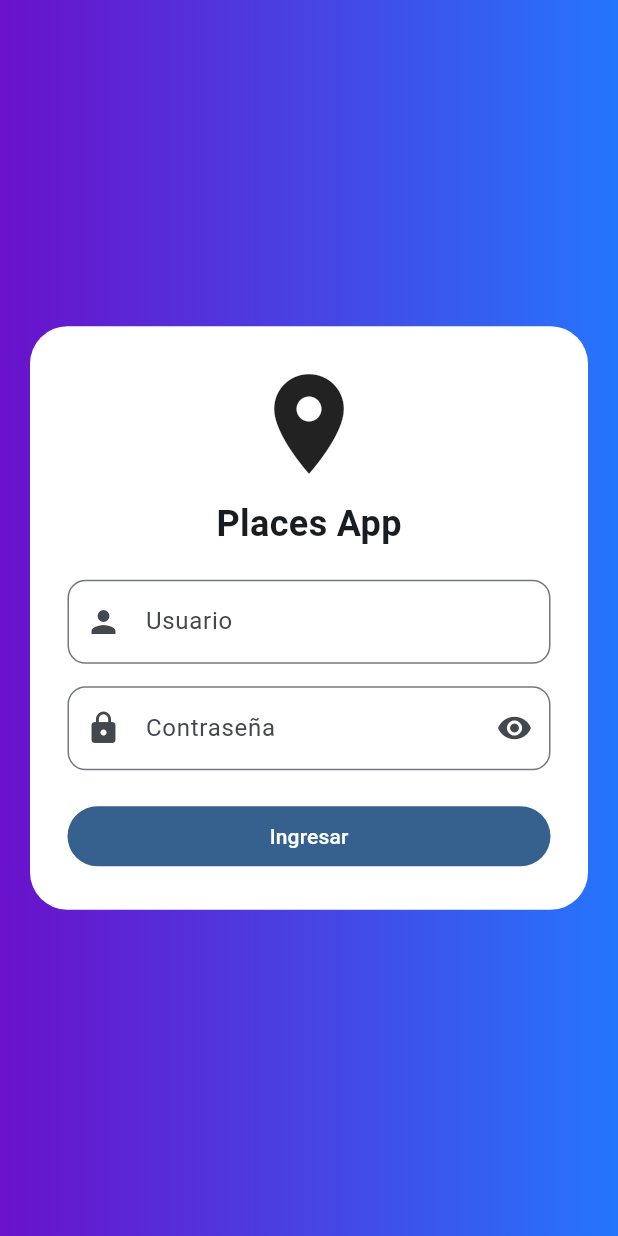
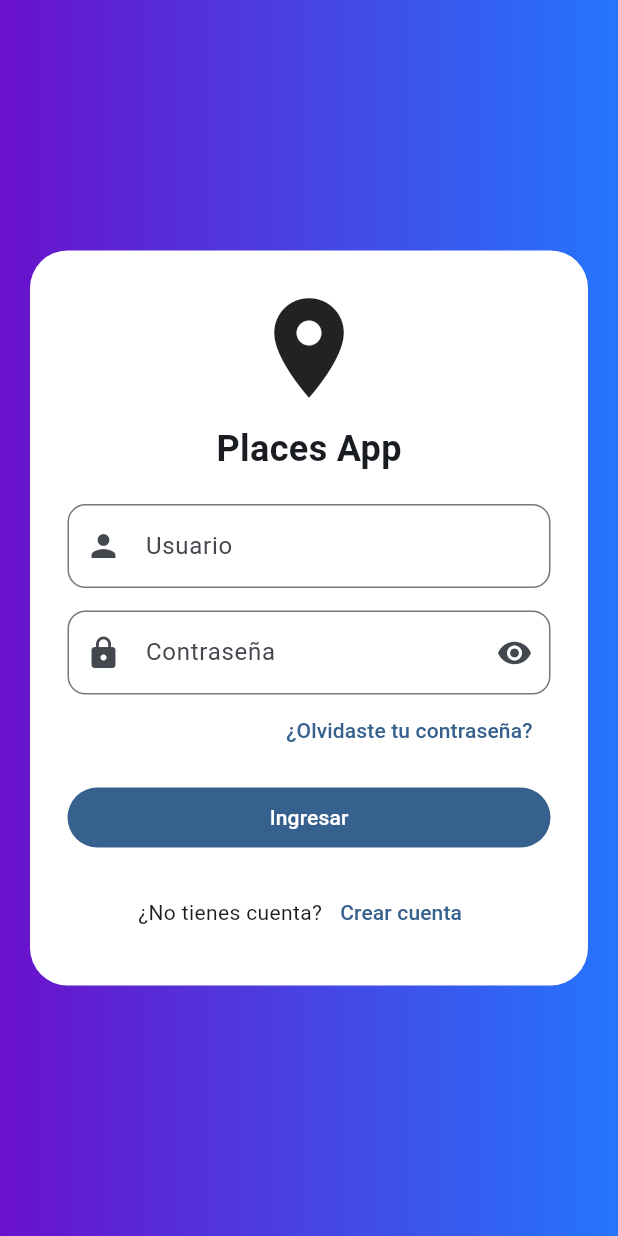
Before and after one commit to KimberlyPeredo/Proyecto2, a Flutter app: the screen it shows after launch, on a phone screen of 412 x 824 dp. Run offline on Flutter 3.47's test engine with Material 3 defaults, Android fonts, the phone set to English and light mode, and no system bars.

Commit message:
login terminado

```diff
--- a/lib/login_page.dart
+++ b/lib/login_page.dart
@@ -1,59 +1,89 @@
 import 'package:flutter/material.dart';
-import 'home.dart';
 import 'package:places/places_cupertino.dart';
+import 'register_page.dart';
+
 class LoginPage extends StatefulWidget {
   const LoginPage({super.key});
+
   @override
   State<LoginPage> createState() => _LoginPageState();
 }
+
 class _LoginPageState extends State<LoginPage> {
+
   final _formKey = GlobalKey<FormState>();
+
   final usuarioController = TextEditingController();
   final passwordController = TextEditingController();
+
   bool ocultarPassword = true;
 
   void login() {
+
     if (_formKey.currentState!.validate()) {
-      Navigator.pushAndRemoveUntil(
+
+      Navigator.pushReplacement(
         context,
         MaterialPageRoute(
           builder: (context) => PlacesCupertino(
             username: usuarioController.text,
           ),
         ),
-            (route) => false,
       );
+
     }
+
   }
 
   @override
   Widget build(BuildContext context) {
+
     return Scaffold(
+
       body: Container(
+
         width: double.infinity,
         height: double.infinity,
+
         decoration: const BoxDecoration(
           gradient: LinearGradient(
-            colors: [Color(0xFF6A11CB), Color(0xFF2575FC)],
+            colors: [
+              Color(0xFF6A11CB),
+              Color(0xFF2575FC),
+            ],
           ),
         ),
+
         child: Center(
+
           child: SingleChildScrollView(
+
             child: Container(
+
               margin: const EdgeInsets.all(20),
               padding: const EdgeInsets.all(25),
+
               decoration: BoxDecoration(
                 color: Colors.white,
                 borderRadius: BorderRadius.circular(25),
               ),
 
               child: Form(
+
                 key: _formKey,
+
                 child: Column(
                   mainAxisSize: MainAxisSize.min,
+
                   children: [
-                    const Icon(Icons.location_on, size: 80),
+
+                    const Icon(
+                      Icons.location_on,
+                      size: 80,
+                    ),
+
                     const SizedBox(height: 10),
+
                     const Text(
                       "Places App",
                       style: TextStyle(
@@ -61,53 +91,164 @@ class _LoginPageState extends State<LoginPage> {
                         fontWeight: FontWeight.bold,
                       ),
                     ),
+
                     const SizedBox(height: 20),
+
+                    // USUARIO
                     TextFormField(
+
                       controller: usuarioController,
-                      validator: (value) =>
-                      value!.isEmpty ? "Ingrese usuario" : null,
+
+                      validator: (value) {
+
+                        if(value == null || value.isEmpty){
+                          return "Ingrese usuario";
+                        }
+
+                        if(value.contains(" ")){
+                          return "Sin espacios";
+                        }
+
+                        return null;
+                      },
+
                       decoration: InputDecoration(
+
                         labelText: "Usuario",
+
                         prefixIcon: const Icon(Icons.person),
+
                         border: OutlineInputBorder(
                           borderRadius: BorderRadius.circular(12),
                         ),
+
                       ),
                     ),
+
                     const SizedBox(height: 15),
+
+                    // PASSWORD
                     TextFormField(
+
                       controller: passwordController,
+
                       obscureText: ocultarPassword,
-                      validator: (value) =>
-                      value!.isEmpty ? "Ingrese contraseña" : null,
+
+                      validator: (value) {
+
+                        if(value == null || value.isEmpty){
+                          return "Ingrese contraseña";
+                        }
+
+                        if(value.length < 6){
+                          return "Mínimo 6 caracteres";
+                        }
+
+                        return null;
+                      },
+
                       decoration: InputDecoration(
+
                         labelText: "Contraseña",
+
                         prefixIcon: const Icon(Icons.lock),
+
                         border: OutlineInputBorder(
                           borderRadius: BorderRadius.circular(12),
                         ),
+
                         suffixIcon: IconButton(
+
                           icon: Icon(
                             ocultarPassword
                                 ? Icons.visibility
                                 : Icons.visibility_off,
                           ),
+
                           onPressed: () {
+
                             setState(() {
                               ocultarPassword = !ocultarPassword;
                             });
+
                           },
                         ),
                       ),
                     ),
-                    const SizedBox(height: 20),
-                    SizedBox(
-                      width: double.infinity,
-                      child: FilledButton(
-                        onPressed: login,
-                        child: const Text("Ingresar"),
+
+                    // OLVIDE PASSWORD
+                    Align(
+                      alignment: Alignment.centerRight,
+                      child: TextButton(
+
+                        onPressed: () {
+
+                          ScaffoldMessenger.of(context).showSnackBar(
+                            SnackBar(
+                              content: Text(
+                                "Próximamente disponible",
+                              ),
+                            ),
+                          );
+
+                        },
+
+                        child: const Text(
+                          "¿Olvidaste tu contraseña?",
+                        ),
                       ),
                     ),
+
+                    const SizedBox(height: 10),
+
+                    // BOTON LOGIN
+                    SizedBox(
+
+                      width: double.infinity,
+
+                      child: FilledButton(
+
+                        onPressed: login,
+
+                        child: const Text(
+                          "Ingresar",
+                        ),
+                      ),
+                    ),
+
+                    const SizedBox(height: 15),
+
+                    // CREAR CUENTA
+                    Row(
+                      mainAxisAlignment: MainAxisAlignment.center,
+
+                      children: [
+
+                        const Text(
+                          "¿No tienes cuenta?",
+                        ),
+
+                        TextButton(
+
+                          onPressed: () {
+
+                            Navigator.push(
+                              context,
+                              MaterialPageRoute(
+                                builder: (context) => RegisterPage(),
+                              ),
+                            );
+
+                          },
+
+                          child: const Text(
+                            "Crear cuenta",
+                          ),
+                        ),
+
+                      ],
+                    )
+
                   ],
                 ),
               ),
--- a/lib/main.dart
+++ b/lib/main.dart
@@ -1,7 +1,4 @@
 import 'package:flutter/material.dart';
-import 'package:places/places.dart';
-import 'package:places/places_cupertino.dart';
-import 'home.dart';
 import 'login_page.dart';
 
 void main() {
@@ -12,12 +9,13 @@ class MyApp extends StatelessWidget {
   @override
   Widget build(BuildContext context) {
     return MaterialApp(
+      debugShowCheckedModeBanner: false,
       title: "Places",
       theme: ThemeData(
         useMaterial3: true,
         colorSchemeSeed: Colors.blue,
       ),
-      home: const LoginPage(),
+      home: LoginPage(),
     );
   }
 }
```
Also changed, not shown: lib/places_cupertino.dart (+38 -6 lines), lib/profile_places.dart (+35 -11 lines), lib/register_page.dart (added, +198 -0 lines).
